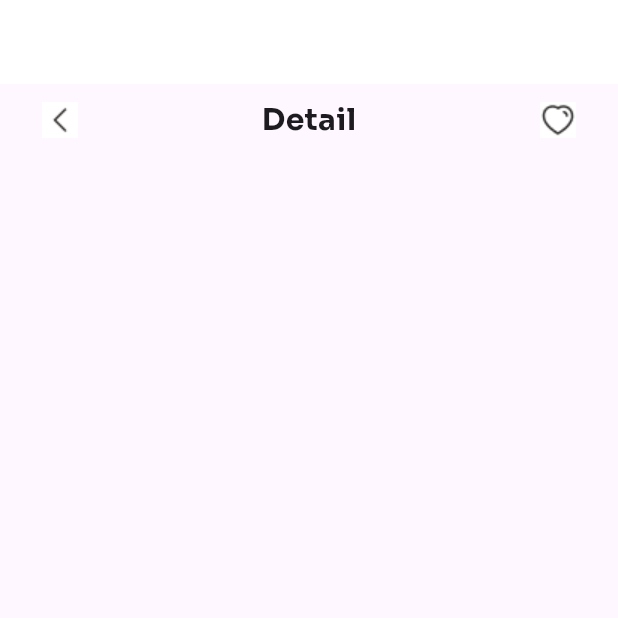
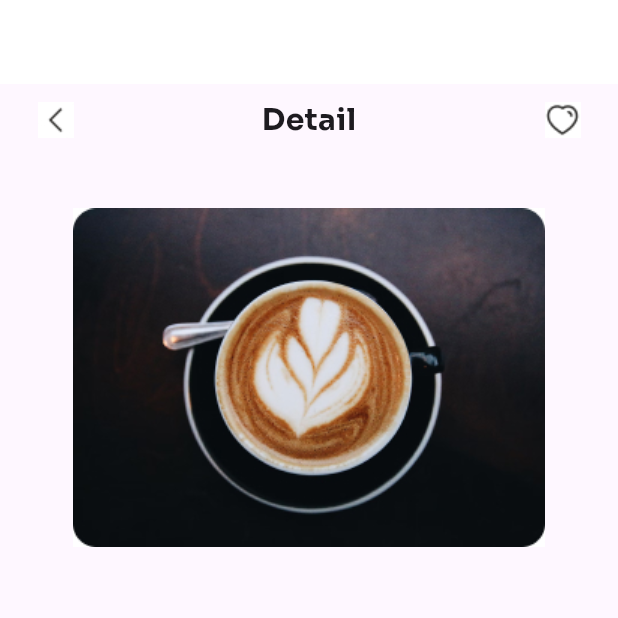
Before and after one commit to Damilola-Adefihan/flutterproject, a Flutter app: the screen it shows after launch, on a phone screen of 412 x 824 dp, the top half of it. Run offline on Flutter 3.47's test engine with Material 3 defaults, Android fonts, the phone set to English and light mode, and no system bars.

```diff
--- a/lib/main.dart
+++ b/lib/main.dart
@@ -27,6 +27,7 @@ class DetailsScreen extends StatelessWidget {
         child: Column(
           children: [
             HeaderComponent(),
+            CoffeeImageComponent(),
           ],
         ),
       ),
@@ -50,7 +51,7 @@ class HeaderComponent extends StatelessWidget {
   @override
   Widget build(BuildContext context) {
     return Padding(
-      padding: const EdgeInsets.symmetric(horizontal: 16.0), // Adjust horizontal padding
+      padding: const EdgeInsets.symmetric(horizontal: 13.0), // Adjust horizontal padding
       child: Row(
         mainAxisAlignment: MainAxisAlignment.spaceBetween, // Align items evenly
         children: [
@@ -75,3 +76,19 @@ class HeaderComponent extends StatelessWidget {
     );
   }
 }
+
+class CoffeeImageComponent extends StatelessWidget {
+  @override
+  Widget build(BuildContext context) {
+    // Get the screen width
+    double screenWidth = MediaQuery.of(context).size.width;
+
+    return Padding(
+      padding: const EdgeInsets.only(bottom: 13.0),
+      child: Image.asset(
+        "assets/images/coffee_img.jpg",
+        width: screenWidth * 2.0,
+      ),
+    );
+  }
+}
```
